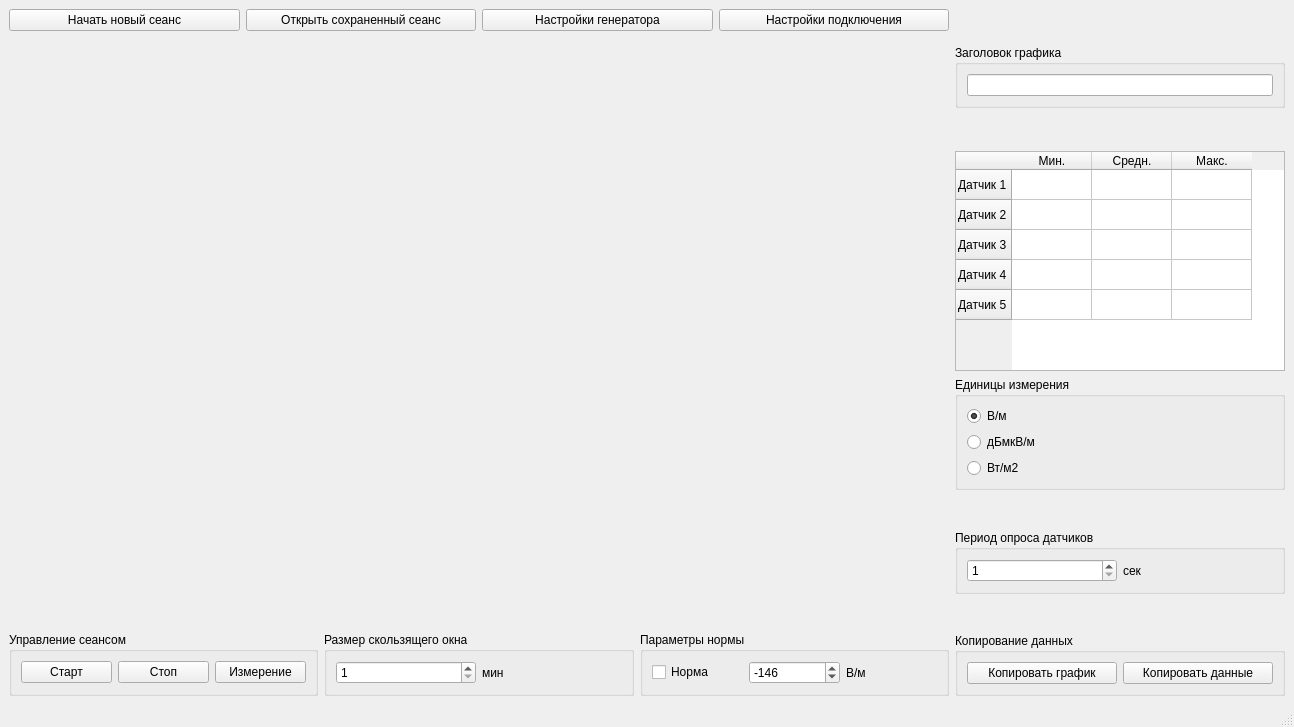
First picture: the form in mainwindow.ui, repository CrinitusFeles/SMEF, before the edit.
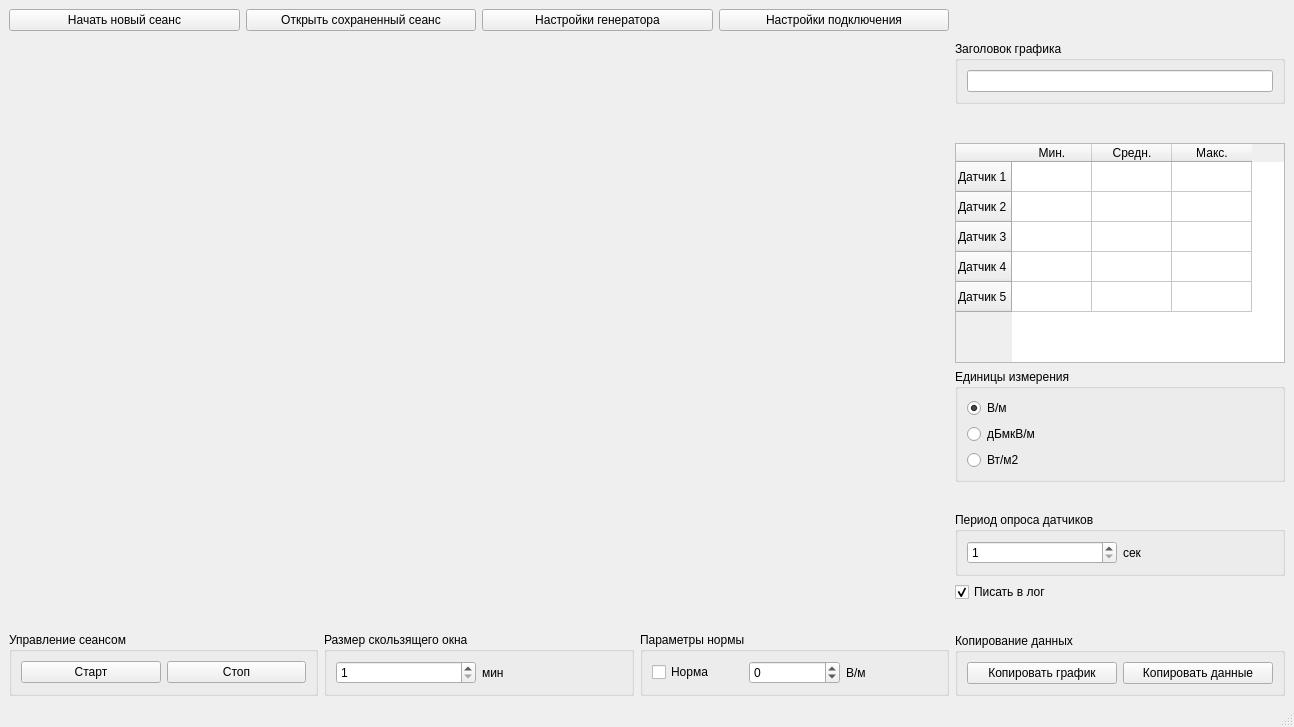
Second picture: the form after the edit. Custom widgets are drawn as their Qt base class.

What changed in the file:
```diff
--- a/mainwindow.ui
+++ b/mainwindow.ui
@@ -98,13 +98,6 @@
                </property>
               </widget>
              </item>
-             <item>
-              <widget class="QPushButton" name="measure_button">
-               <property name="text">
-                <string>Измерение</string>
-               </property>
-              </widget>
-             </item>
             </layout>
            </widget>
           </item>
@@ -157,13 +150,13 @@
              <item>
               <widget class="QSpinBox" name="norma_val_spinbox">
                <property name="minimum">
-                <number>-199</number>
+                <number>-200</number>
                </property>
                <property name="maximum">
-                <number>0</number>
+                <number>200</number>
                </property>
                <property name="value">
-                <number>-146</number>
+                <number>0</number>
                </property>
               </widget>
              </item>
@@ -390,6 +383,16 @@
           </layout>
          </widget>
         </item>
+        <item>
+         <widget class="QCheckBox" name="log_checkbox">
+          <property name="text">
+           <string>Писать в лог</string>
+          </property>
+          <property name="checked">
+           <bool>true</bool>
+          </property>
+         </widget>
+        </item>
         <item>
          <spacer name="verticalSpacer">
           <property name="orientation">
```
